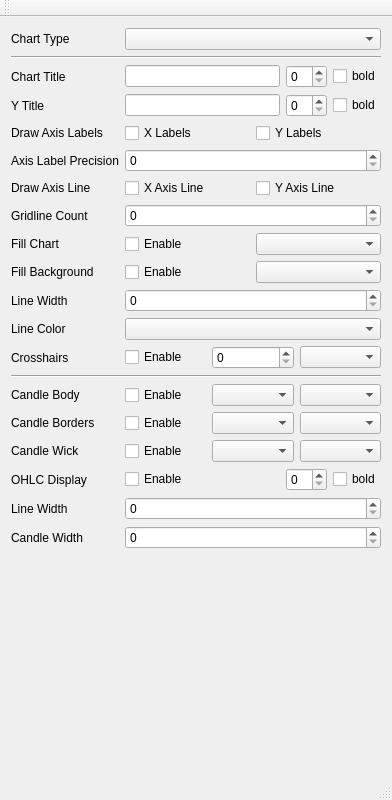
This is chartexamples/mainwindow.ui in presstab/psscharts as Qt 5 draws it before an edit. The edited form follows.
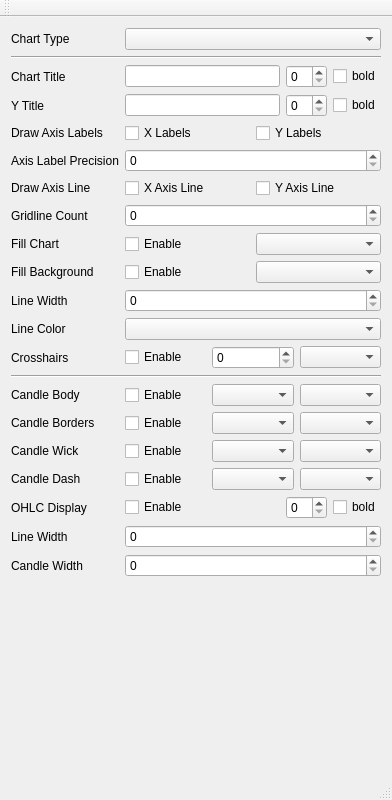
This is the edited form.

Diff of the .ui file:
```diff
--- a/chartexamples/mainwindow.ui
+++ b/chartexamples/mainwindow.ui
@@ -322,34 +322,34 @@
           </item>
          </layout>
         </item>
-        <item row="18" column="0">
+        <item row="19" column="0">
          <widget class="QLabel" name="label_18">
           <property name="text">
            <string>Line Width</string>
           </property>
          </widget>
         </item>
-        <item row="18" column="1">
+        <item row="19" column="1">
          <widget class="QSpinBox" name="spinboxCandleLineWidth"/>
         </item>
-        <item row="19" column="0">
+        <item row="20" column="0">
          <widget class="QLabel" name="label_17">
           <property name="text">
            <string>Candle Width</string>
           </property>
          </widget>
         </item>
-        <item row="19" column="1">
+        <item row="20" column="1">
          <widget class="QSpinBox" name="spinboxCandleWidth"/>
         </item>
-        <item row="17" column="0">
+        <item row="18" column="0">
          <widget class="QLabel" name="label_13">
           <property name="text">
            <string>OHLC Display</string>
           </property>
          </widget>
         </item>
-        <item row="17" column="1">
+        <item row="18" column="1">
          <layout class="QHBoxLayout" name="horizontalLayout_12">
           <item>
            <widget class="QCheckBox" name="checkBoxOHLCDisplay">
@@ -383,6 +383,30 @@
           </item>
          </layout>
         </item>
+        <item row="17" column="0">
+         <widget class="QLabel" name="label_16">
+          <property name="text">
+           <string>Candle Dash</string>
+          </property>
+         </widget>
+        </item>
+        <item row="17" column="1">
+         <layout class="QHBoxLayout" name="horizontalLayout_13">
+          <item>
+           <widget class="QCheckBox" name="checkboxCandleDash">
+            <property name="text">
+             <string>Enable</string>
+            </property>
+           </widget>
+          </item>
+          <item>
+           <widget class="QComboBox" name="comboBoxUpCandleDashColor"/>
+          </item>
+          <item>
+           <widget class="QComboBox" name="comboBoxDownCandleDashColor"/>
+          </item>
+         </layout>
+        </item>
        </layout>
       </item>
      </layout>
```
